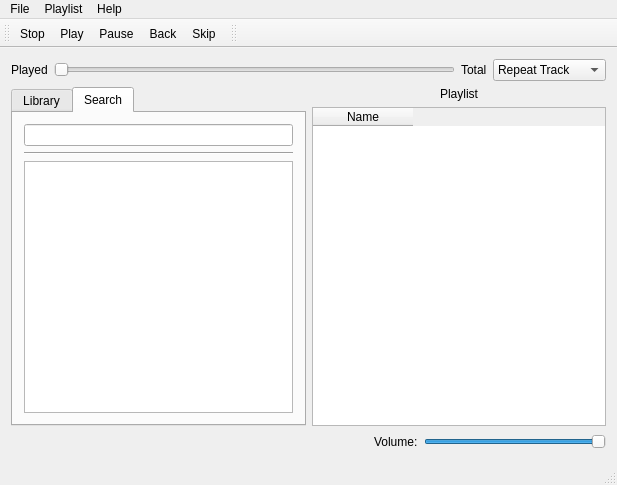
Qt form mainwindow.ui (xxfischixx2/TXmp) before a commit.
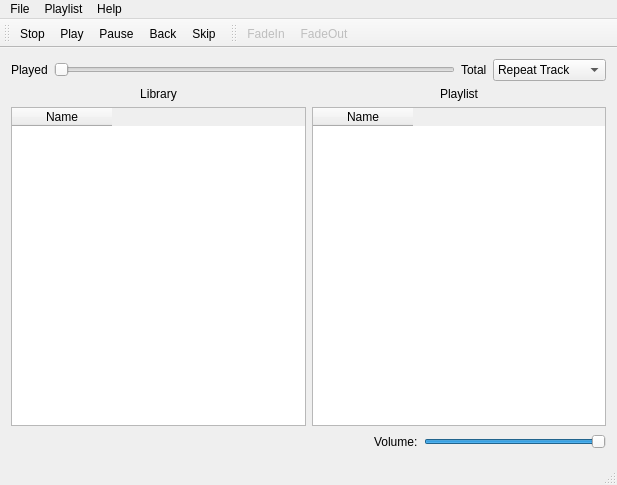
The same form after that commit. Icons and pictures are not drawn.

Diff of the .ui file:
```diff
--- a/mainwindow.ui
+++ b/mainwindow.ui
@@ -89,17 +89,20 @@
     <item>
      <layout class="QHBoxLayout" name="horizontalLayout">
       <item>
-       <layout class="QVBoxLayout" name="verticalLayout_2">
+       <layout class="QVBoxLayout" name="verticalLayout_2"/>
+      </item>
         <item>
-         <widget class="QTabWidget" name="libraryTabWidget">
-          <property name="currentIndex">
-           <number>1</number>
-          </property>
-          <widget class="QWidget" name="libraryTab">
-           <attribute name="title">
-            <string>Library</string>
-           </attribute>
            <layout class="QVBoxLayout" name="verticalLayout_4">
+        <item>
+         <widget class="QLabel" name="libLabel">
+          <property name="text">
+           <string>Library</string>
+          </property>
+          <property name="alignment">
+           <set>Qt::AlignCenter</set>
+          </property>
+         </widget>
+        </item>
             <item>
              <widget class="QTableWidget" name="libraryTable">
               <property name="showGrid">
@@ -113,30 +116,6 @@
              </widget>
             </item>
            </layout>
-          </widget>
-          <widget class="QWidget" name="searchTab">
-           <attribute name="title">
-            <string>Search</string>
-           </attribute>
-           <layout class="QVBoxLayout" name="verticalLayout_5">
-            <item>
-             <widget class="QLineEdit" name="searchBar"/>
-            </item>
-            <item>
-             <widget class="Line" name="line">
-              <property name="orientation">
-               <enum>Qt::Horizontal</enum>
-              </property>
-             </widget>
-            </item>
-            <item>
-             <widget class="QListWidget" name="searchResultList"/>
-            </item>
-           </layout>
-          </widget>
-         </widget>
-        </item>
-       </layout>
       </item>
       <item>
        <layout class="QVBoxLayout" name="verticalLayout">
@@ -282,6 +261,8 @@
    <attribute name="toolBarBreak">
     <bool>false</bool>
    </attribute>
+   <addaction name="actionFadeIn"/>
+   <addaction name="actionFadeOut"/>
   </widget>
   <action name="actionDelete">
    <property name="text">
@@ -374,6 +355,22 @@
     <string>Update Library</string>
    </property>
   </action>
+  <action name="actionFadeIn">
+   <property name="enabled">
+    <bool>false</bool>
+   </property>
+   <property name="text">
+    <string>FadeIn</string>
+   </property>
+  </action>
+  <action name="actionFadeOut">
+   <property name="enabled">
+    <bool>false</bool>
+   </property>
+   <property name="text">
+    <string>FadeOut</string>
+   </property>
+  </action>
  </widget>
  <layoutdefault spacing="6" margin="11"/>
  <resources>
```
Lines whose indentation alone changed are shown as unchanged.
